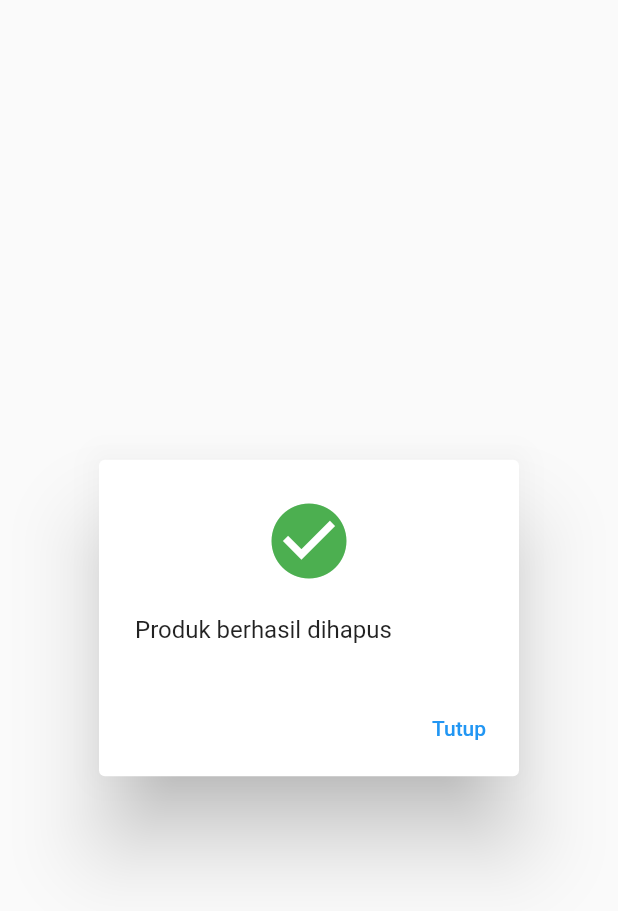
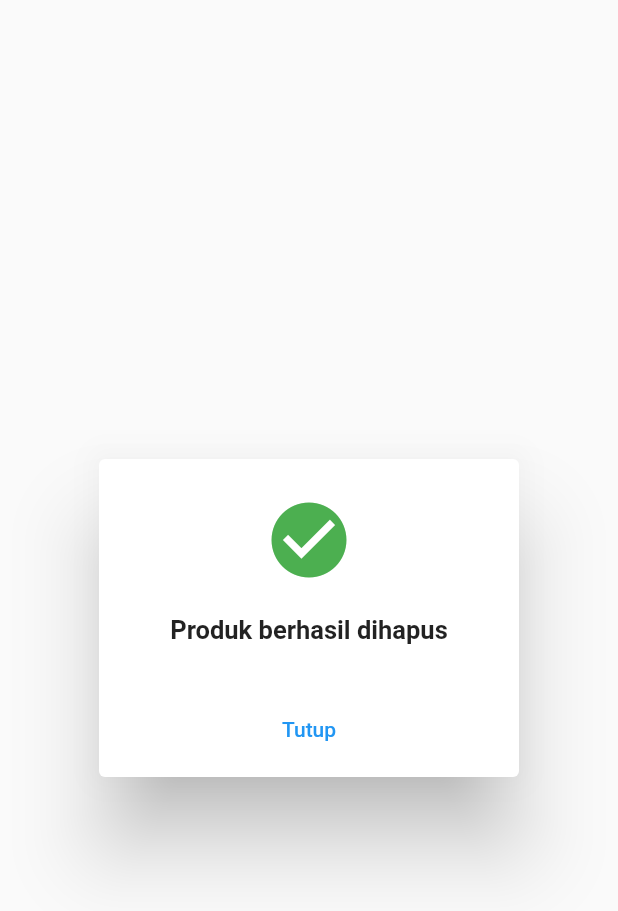
Before and after one commit to alvariezi/sales, a Flutter app: the SuccessDeleteDialog widget shown alone on an empty page, opened directly, on a phone screen of 412 x 824 dp. Shown: the top 911 px of the screen. Run offline on Flutter 3.47's test engine with Material 2 defaults, Android fonts, the phone set to English and light mode, and no system bars; our stand-ins replace shared_preferences, shimmer; accounts and stored records are empty; network calls fail.

Commit message:
update UI history stock & Popup

```diff
--- a/lib/components/add_stock_dialog.dart
+++ b/lib/components/add_stock_dialog.dart
@@ -29,7 +29,7 @@ class AddStockDialog extends StatelessWidget {
       actions: <Widget>[
         TextButton(
           onPressed: () {
-            Navigator.of(context).pop(false); // Return false to indicate cancellation
+            Navigator.of(context).pop(false);
           },
           child: const Text(
             'Batal',
@@ -46,7 +46,7 @@ class AddStockDialog extends StatelessWidget {
         ElevatedButton(
           onPressed: () {
             onConfirm();
-            Navigator.of(context).pop(true); // Return true to indicate confirmation
+            Navigator.of(context).pop(true);
           },
           child: const Text('Tambah'),
           style: ElevatedButton.styleFrom(
--- a/lib/components/succes_delete_dialog.dart
+++ b/lib/components/succes_delete_dialog.dart
@@ -14,12 +14,21 @@ class SuccessDeleteDialog extends StatelessWidget {
   Widget build(BuildContext context) {
     return AlertDialog(
       title: const Icon(Icons.check_circle, color: Colors.green, size: 60),
-      content: Text(message),
-      actions: [
-        TextButton(
-          onPressed: onClose,
-          child: const Text('Tutup'),
+      content: Text(
+          message,
+          textAlign: TextAlign.center,
+          style: const TextStyle(
+            fontWeight: FontWeight.bold,
+            fontSize: 17.0,
+          ),
         ),
+      actions: <Widget>[
+        Center(
+          child: TextButton(
+            onPressed: onClose,
+            child: const Text('Tutup'),
+        ),
+        )
       ],
     );
   }
--- a/lib/screens/stock_produk_page.dart
+++ b/lib/screens/stock_produk_page.dart
@@ -56,7 +56,8 @@ class ProductDetailsPage extends StatelessWidget {
                             'Qty: ${product['qty'] ?? 'N/A'}',
                             style: TextStyle(
                               fontSize: 14.0,
-                              fontWeight: FontWeight.w600
+                              fontWeight: FontWeight.w600,
+                              color: Colors.blue
                             ),
                           ),
                         ],
```
Also changed, not shown: lib/components/input_data_popup.dart (+6 -3 lines), lib/components/succes_add_dialog.dart (+14 -5 lines), lib/screens/add_stock.dart (+4 -4 lines), lib/screens/stock_history.dart (+24 -11 lines).
